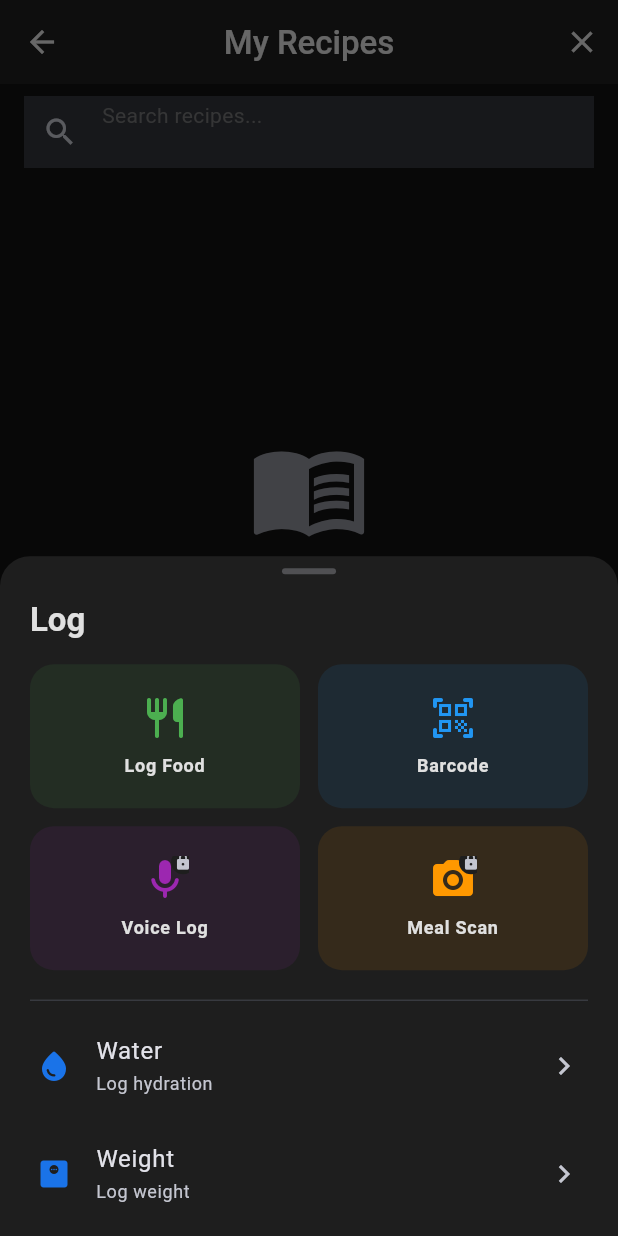
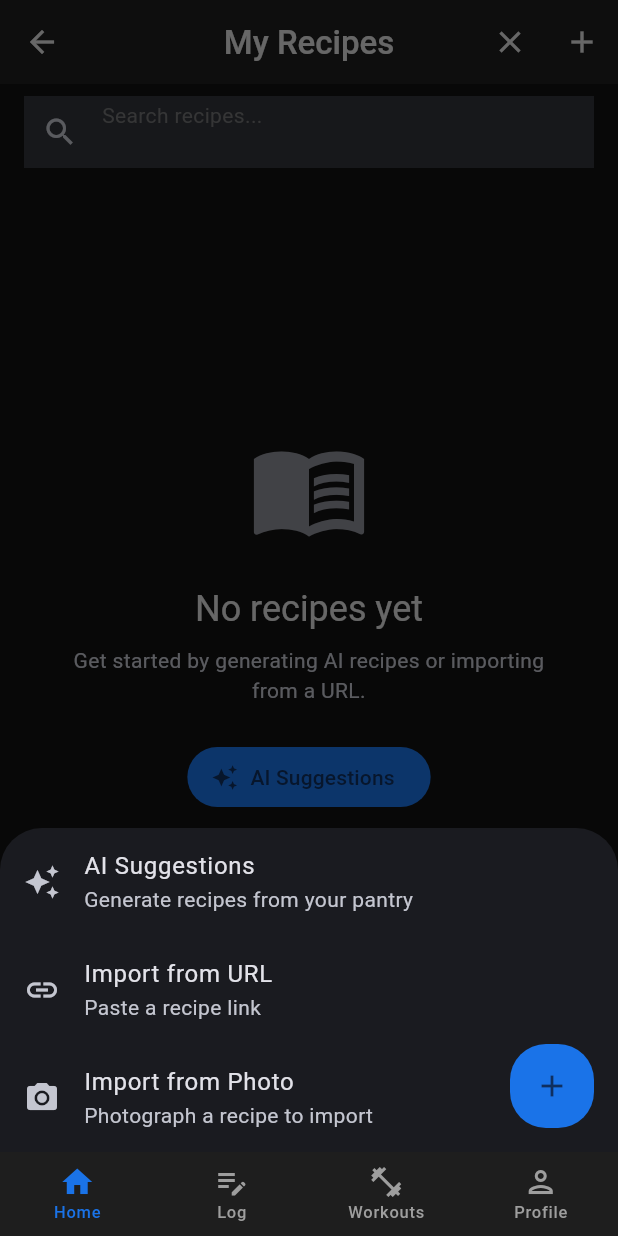
Before and after one commit to Femstar08/Welltrack_v2, a Flutter app: the RecipeListScreen screen opened by its route, after a tap on the "search" icon, after a tap on the "add" icon, on a phone screen of 412 x 824 dp. Run offline on Flutter 3.47's test engine with Material 3 defaults, Android fonts, the phone set to English and light mode, and no system bars; our stand-ins replace app_links, audioplayers, cached_network_image, connectivity_plus, dio, fl_chart and 15 more; missing offline and left inert: google_mlkit_text_recognition, health, mobile_scanner, workmanager; accounts and stored records are empty; network calls fail; statements that could not run were skipped.

Commit message:
fix: remove duplicate FAB from recipe screen, move add action to AppBar
The recipe screen had its own FAB which conflicted with the global
enhanced log FAB from ScaffoldWithBottomNav, causing two floating
buttons to overlap.

Co-Authored-By: Claude Opus 4.6 (1M context) <noreply@anthropic.com>

```diff
--- a/agentic-mobile-template/lib/features/recipes/presentation/recipe_list_screen.dart
+++ b/agentic-mobile-template/lib/features/recipes/presentation/recipe_list_screen.dart
@@ -45,6 +45,7 @@ class _RecipeListScreenState extends ConsumerState<RecipeListScreen> {
         actions: [
           IconButton(
             icon: Icon(_showSearch ? Icons.close : Icons.search),
+            tooltip: 'Search',
             onPressed: () {
               setState(() {
                 _showSearch = !_showSearch;
@@ -56,6 +57,11 @@ class _RecipeListScreenState extends ConsumerState<RecipeListScreen> {
                 }
               });
             },
+          ),
+          IconButton(
+            icon: const Icon(Icons.add),
+            tooltip: 'Add recipe',
+            onPressed: () => _showAddOptions(context),
           ),
         ],
       ),
@@ -132,10 +138,7 @@ class _RecipeListScreenState extends ConsumerState<RecipeListScreen> {
           ),
         ],
       ),
-      floatingActionButton: FloatingActionButton(
-        onPressed: () => _showAddOptions(context),
-        child: const Icon(Icons.add),
-      ),
+      // FAB removed — add action is in AppBar to avoid conflict with global FAB
     );
   }
 
```
Also changed, not shown: 1 other file.
